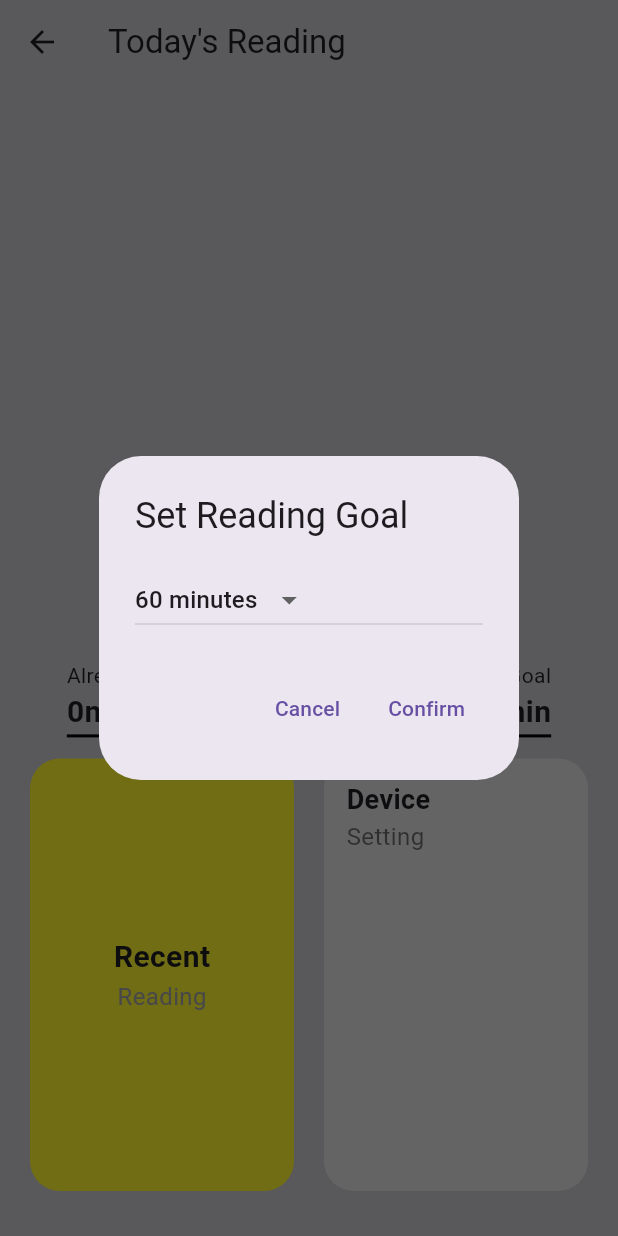
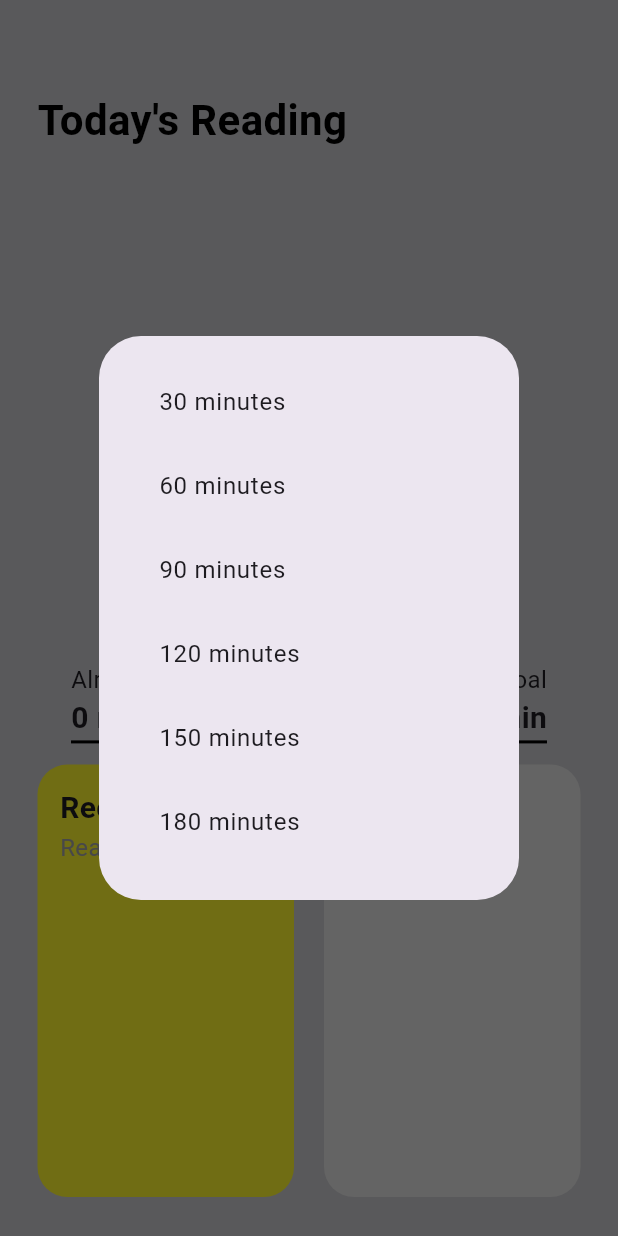
Before and after one commit to Youngwer/CASA0021_GPP, a Flutter app: the HomePage screen opened directly with empty values, after a tap on "Goal", on a phone screen of 412 x 824 dp. Run offline on Flutter 3.47's test engine with Material 3 defaults, Android fonts, the phone set to English and light mode, and no system bars; missing offline and left inert: mqtt_client.

Commit message:
editing UI details

```diff
--- a/lib/main.dart
+++ b/lib/main.dart
@@ -1,4 +1,5 @@
-//V42：Setting页面
+//V43：UI细节
+import 'package:flutter/material.dart';
 import 'package:mqtt_client/mqtt_client.dart';
 import 'package:mqtt_client/mqtt_server_client.dart';
 import 'dart:async';
@@ -658,49 +659,33 @@ class HomePageState extends State<HomePage> {
   }
 
   Future<void> _showGoalPicker() async {
-    final selectedGoal = await showDialog<int>(
+    final List<int> goalOptions = [30, 60, 90, 120, 150, 180]; // 修改时间选项
+
+    await showDialog(
       context: context,
       builder: (BuildContext context) {
-        int tempGoal = _goalMinutes;
         return AlertDialog(
-          title: const Text('Set Reading Goal'),
-          content: StatefulBuilder(
-            builder: (BuildContext context, StateSetter setState) {
-              return DropdownButton<int>(
-                value: tempGoal,
-                items: [30, 45, 60, 90, 120].map((int value) {
-                  return DropdownMenuItem<int>(
-                    value: value,
-                    child: Text('$value minutes'),
-                  );
-                }).toList(),
-                onChanged: (int? newValue) {
+          content: SizedBox(
+            width: double.minPositive,
+            child: ListView.builder(
+              shrinkWrap: true,
+              itemCount: goalOptions.length, // 修改为6个选项
+              itemBuilder: (BuildContext context, int index) {
+                return ListTile(
+                  title: Text('${goalOptions[index]} minutes'),
+                  onTap: () {
                     setState(() {
-                    tempGoal = newValue!;
+                      _goalMinutes = goalOptions[index];
                     });
-                },
-              );
-            },
-          ),
-          actions: <Widget>[
-            TextButton(
-              child: const Text('Cancel'),
-              onPressed: () => Navigator.of(context).pop(),
-            ),
-            TextButton(
-              child: const Text('Confirm'),
-              onPressed: () => Navigator.of(context).pop(tempGoal),
-            ),
-          ],
-        );
-      },
-    );
-
-    if (selectedGoal != null) {
-      setState(() {
-        _goalMinutes = selectedGoal;
-      });
-    }
+                    Navigator.of(context).pop();
+                  },
+                );
+              },
+            ),
+          ),
+        );
+      },
+    );
   }
 
   Future<bool> _showBookSelectionDialog() async {
@@ -934,16 +919,20 @@ class HomePageState extends State<HomePage> {
   @override
   Widget build(BuildContext context) {
     return Scaffold(
-      appBar: AppBar(
-        title: const Text("Today's Reading"),
-        backgroundColor: const Color(0xFFC2C2C6),
-        elevation: 0,
-      ),
       backgroundColor: const Color(0xFFC2C2C6),
       body: Padding(
-        padding: const EdgeInsets.all(20.0),
+        padding: const EdgeInsets.fromLTRB(25, 60, 25, 16), // 修改回上边距为60
         child: Column(
-          children: [
+          crossAxisAlignment: CrossAxisAlignment.start, // 保持左对齐
+          children: [
+            const Text(
+              "Today's Reading",
+              style: TextStyle(
+                fontSize: 28, // 字体大小28
+                fontWeight: FontWeight.bold, // 粗体
+                color: Colors.black,
+              ),
+            ),
             // 增加上方空间，将计时器下移
             const Expanded(flex: 4, child: SizedBox()),
 
@@ -957,10 +946,10 @@ class HomePageState extends State<HomePage> {
                   children: [
                     const Text(
                       'Already',
-                      style: TextStyle(fontSize: 14),
+                      style: TextStyle(fontSize: 16),
                     ),
                     Text(
-                      '${_alreadyMinutes}min',
+                      '${_alreadyMinutes} min',
                       style: const TextStyle(
                         fontSize: 20,
                         fontWeight: FontWeight.bold,
@@ -1021,10 +1010,10 @@ class HomePageState extends State<HomePage> {
                     children: [
                       const Text(
                         'Goal',
-                        style: TextStyle(fontSize: 14),
+                        style: TextStyle(fontSize: 16),
                       ),
                       Text(
-                        '${_goalMinutes}min',
+                        '${_goalMinutes} min',
                         style: const TextStyle(
                           fontSize: 20,
                           fontWeight: FontWeight.bold,
@@ -1068,9 +1057,11 @@ class HomePageState extends State<HomePage> {
                           color: const Color(0xFFF4ED2C),
                           borderRadius: BorderRadius.circular(20),
                         ),
-                        child: const Column(
-                          mainAxisAlignment: MainAxisAlignment.center,
-                          children: [
+                        child: Padding(
+                          padding: const EdgeInsets.all(15), // 统一内边距为15
+                          child: Column(
+                            crossAxisAlignment: CrossAxisAlignment.start,
+                            children: const [
                               Text(
                                 'Recent',
                                 style: TextStyle(
@@ -1086,6 +1077,7 @@ class HomePageState extends State<HomePage> {
                                 ),
                               ),
                             ],
+                          ),
                         ),
                       ),
                     ),
@@ -1193,19 +1185,19 @@ class _LibraryPageState extends State<LibraryPage> {
       backgroundColor: const Color(0xFFC2C2C6),
       body: SafeArea(
         child: Padding(
-          padding: const EdgeInsets.all(20.0),
+          padding: const EdgeInsets.fromLTRB(25, 9, 25, 16), // 上边距60，左右边距25
           child: Column(
-            crossAxisAlignment: CrossAxisAlignment.start,
+            crossAxisAlignment: CrossAxisAlignment.start, // 左对齐
             children: [
               const Text(
-                'Your book\nCollections',
-                style: TextStyle(
-                  fontSize: 32,
-                  fontWeight: FontWeight.bold,
-                  height: 1.2,
-                ),
-              ),
-              const SizedBox(height: 16),
+                'Your Book\nCollection',
+                style: TextStyle(
+                  fontSize: 28, // 字体大小28
+                  fontWeight: FontWeight.bold, // 粗体
+                  color: Colors.black,
+                ),
+              ),
+              const SizedBox(height: 15),
 
               // 修改搜索框
               Container(
```
Lines whose indentation alone changed are shown as unchanged.
